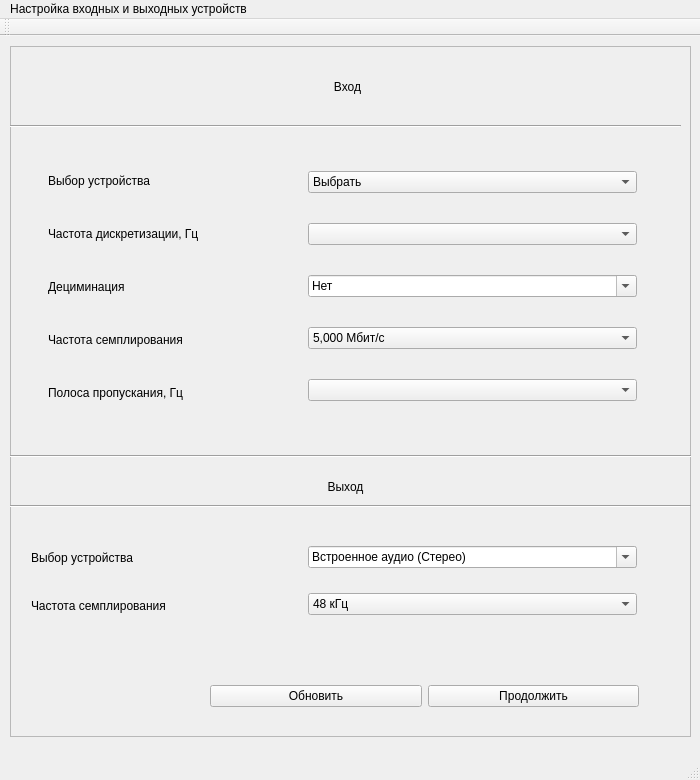
The window that window_input.ui (PloticynaEl/SDR) describes before a commit, drawn with Qt 5.
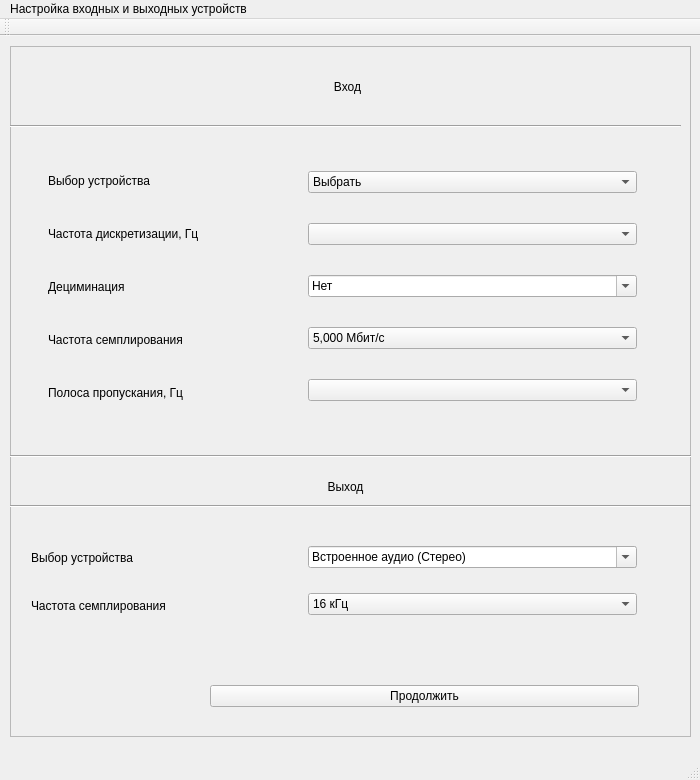
The same window after the commit.

```diff
--- a/window_input.ui
+++ b/window_input.ui
@@ -148,7 +148,7 @@
       <rect>
        <x>27</x>
        <y>100</y>
-       <width>261</width>
+       <width>273</width>
        <height>281</height>
       </rect>
      </property>
@@ -310,6 +310,37 @@
       </item>
       <item>
        <widget class="QComboBox" name="comboBox_output_samp_freq">
+        <property name="currentText">
+         <string>16 кГц</string>
+        </property>
+        <property name="currentIndex">
+         <number>0</number>
+        </property>
+        <item>
+         <property name="text">
+          <string>16 кГц</string>
+         </property>
+        </item>
+        <item>
+         <property name="text">
+          <string>22.05 кГц</string>
+         </property>
+        </item>
+        <item>
+         <property name="text">
+          <string>24 кГц</string>
+         </property>
+        </item>
+        <item>
+         <property name="text">
+          <string>32 кГц</string>
+         </property>
+        </item>
+        <item>
+         <property name="text">
+          <string>44.1 кГц</string>
+         </property>
+        </item>
         <item>
          <property name="text">
           <string>48 кГц</string>
@@ -329,13 +360,6 @@
       </rect>
      </property>
      <layout class="QHBoxLayout" name="horizontalLayout_2">
-      <item>
-       <widget class="QPushButton" name="update_button_1">
-        <property name="text">
-         <string>Обновить</string>
-        </property>
-       </widget>
-      </item>
       <item>
        <widget class="QPushButton" name="continue_button_1">
         <property name="text">
```
Left out of the diff: 4 changed lines with no effect on the pictures.
